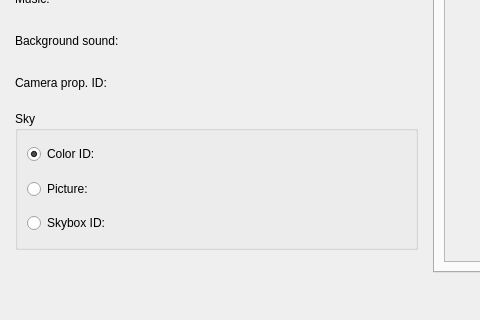
The window that Editor/Dialogs/dialogmapproperties.ui (RPG-Paper-Maker/RPG-Paper-Maker) describes before a commit, drawn with Qt 5; both pictures show x 0 to 480 and y 252 to 572 of the 1100 by 572 pixel window.
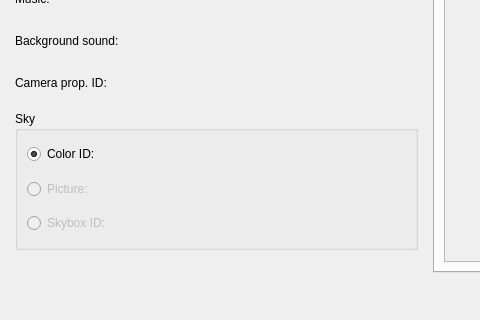
The same window after the commit. Custom widgets are drawn as their Qt base class.

Patch:
```diff
--- a/Editor/Dialogs/dialogmapproperties.ui
+++ b/Editor/Dialogs/dialogmapproperties.ui
@@ -421,6 +421,9 @@
               </item>
               <item row="1" column="0">
                <widget class="QRadioButton" name="radioButtonPicture">
+                <property name="enabled">
+                 <bool>false</bool>
+                </property>
                 <property name="text">
                  <string>Picture:</string>
                 </property>
@@ -448,7 +451,7 @@
               <item row="2" column="0">
                <widget class="QRadioButton" name="radioButtonSkybox">
                 <property name="enabled">
-                 <bool>true</bool>
+                 <bool>false</bool>
                 </property>
                 <property name="text">
                  <string>Skybox ID:</string>
```
